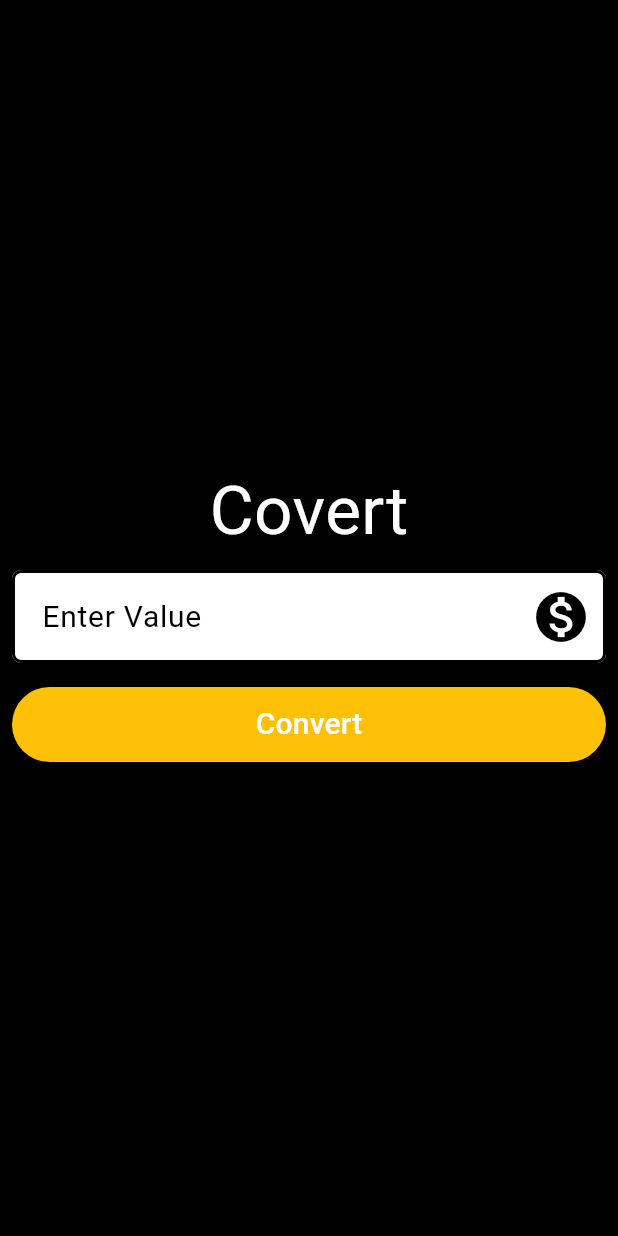
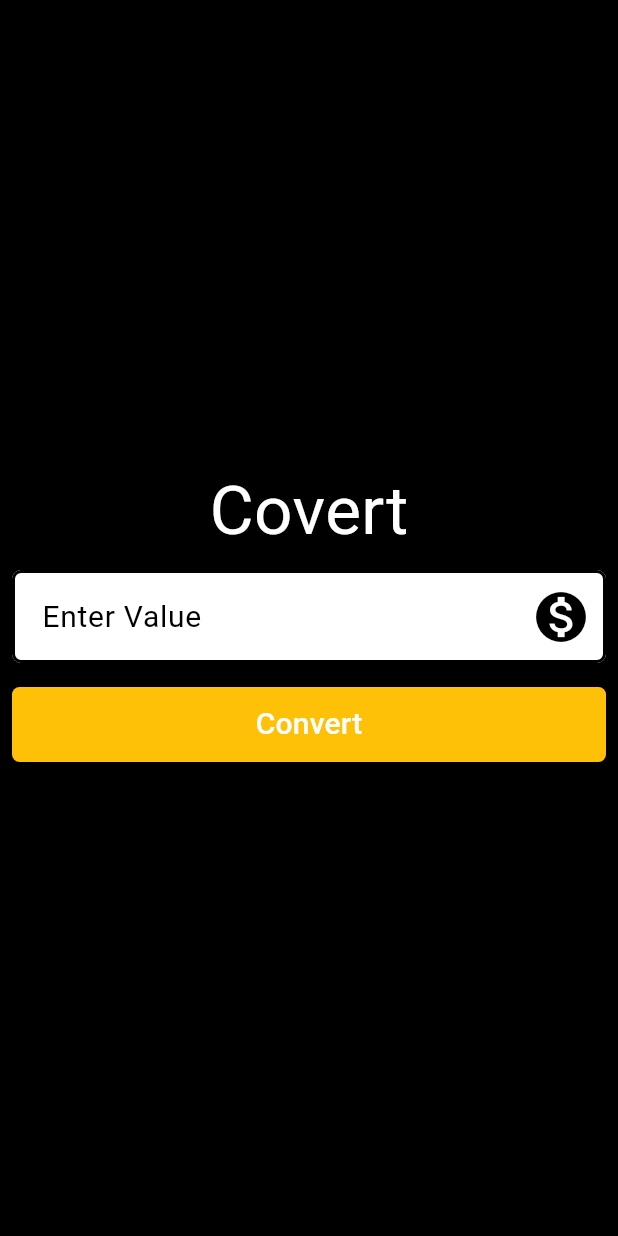
Before and after one commit to chetankochiyaniya/flutter-learning, a Flutter app: the screen it shows after launch, on a phone screen of 412 x 824 dp. Run offline on Flutter 3.47's test engine with Material 3 defaults, Android fonts, the phone set to English and light mode, and no system bars.

```diff
--- a/lib/components/currency_converter.dart
+++ b/lib/components/currency_converter.dart
@@ -49,18 +49,27 @@ class CurrencyConverter extends StatelessWidget {
                 keyboardType: TextInputType.numberWithOptions(decimal: true),
               ),
             ),
+            // old version name
+            // elevated button called raised button
+            // TextButton called Flat Button
             Padding(
               padding: const EdgeInsets.all(8.0),
-              child: TextButton(
+              child: ElevatedButton(
                 onPressed: null,
                 style: const ButtonStyle(
+                    elevation: MaterialStatePropertyAll(15),
                     backgroundColor: MaterialStatePropertyAll(Colors.amber),
-                    minimumSize:
-                        MaterialStatePropertyAll(Size(double.infinity, 50))),
+                    minimumSize: MaterialStatePropertyAll(
+                      Size(double.infinity, 50),
+                    ),
+                    shape: MaterialStatePropertyAll(RoundedRectangleBorder(
+                        borderRadius: BorderRadius.circular(5)))),
                 child: Container(
                   margin: const EdgeInsets.all(2),
-                  child: const Text("Convert",
-                      style: TextStyle(color: Colors.white, fontSize: 20)),
+                  child: const Text(
+                    "Convert",
+                    style: TextStyle(color: Colors.white, fontSize: 20),
+                  ),
                 ),
               ),
             ),
```
